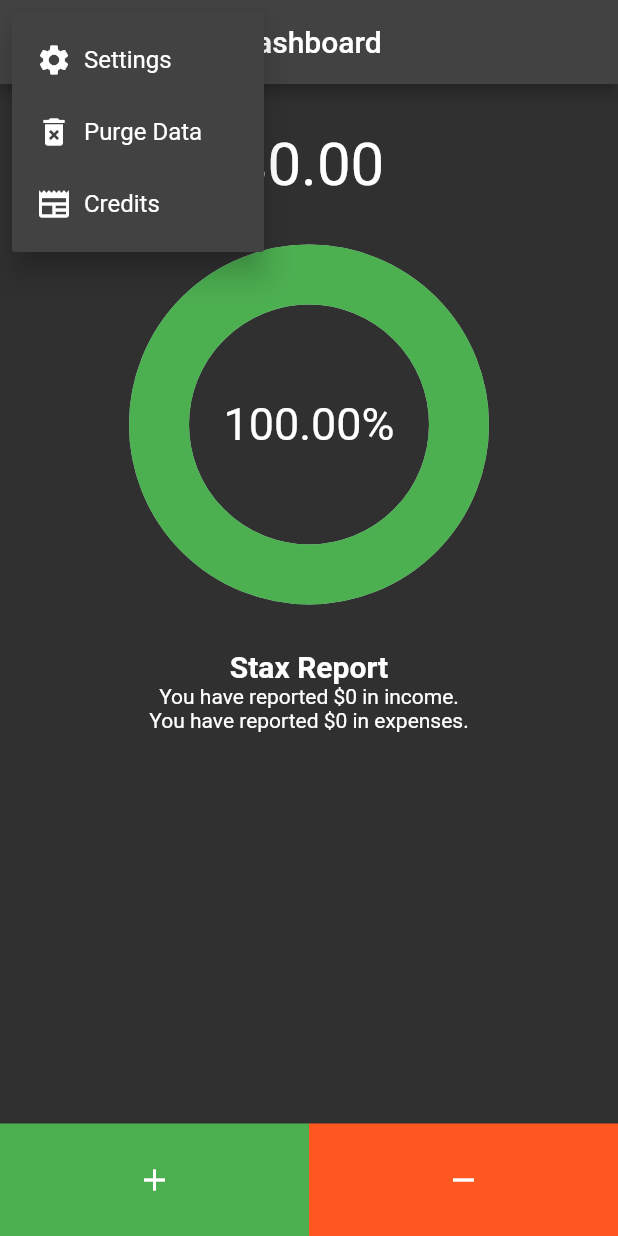
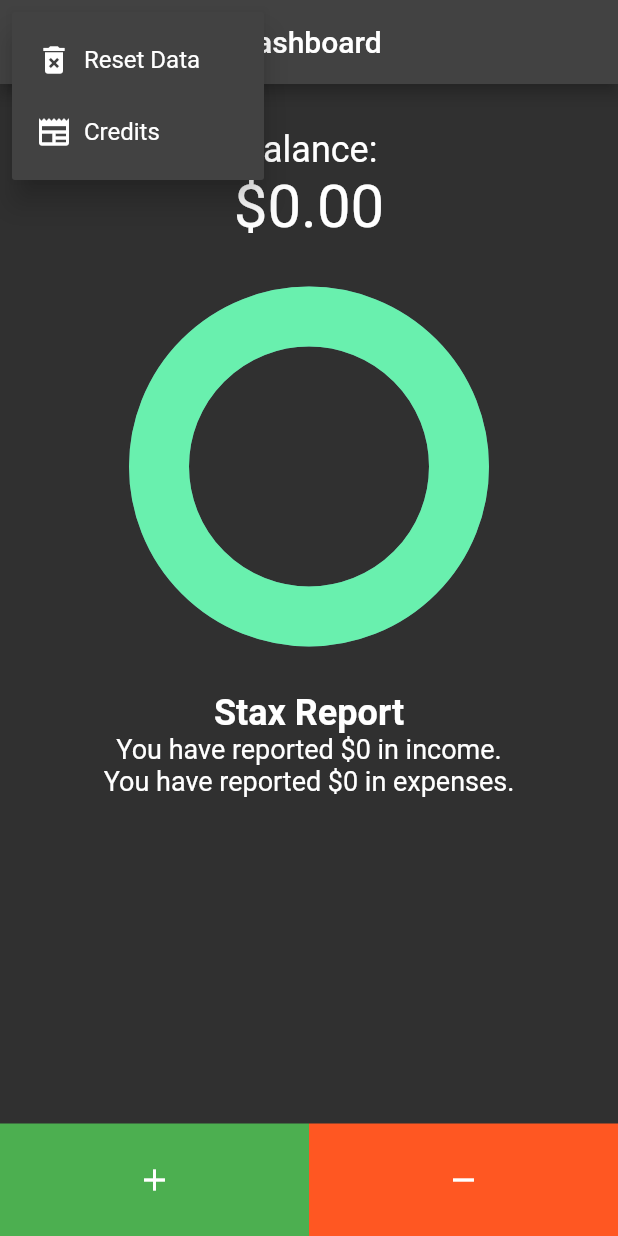
Before and after one commit to CaseyNguyen/Stax, a Flutter app: the screen it shows after launch, after a tap on the "more vert" icon, on a phone screen of 412 x 824 dp. Run offline on Flutter 3.47's test engine with Material 2 defaults, Android fonts, the light colour scheme and no system bars; drawn by our look-alikes of percent_indicator; our stand-ins replace floor, google_fonts, sqflite; missing offline and left inert: splash_screen_view; accounts and stored records are empty; generated files the repository leaves out were written again.

Commit message:
Animation added to progress indicator, and listview can now delete.

```diff
--- /dev/null
+++ b/lib/blocks/balance.dart
@@ -0,0 +1,37 @@
+import 'package:flutter/material.dart';
+
+class Balance extends StatelessWidget{
+  Balance({required this.balance, super.key});
+  double balance;
+  @override
+  Widget build(BuildContext context){
+    if (balance > 0){
+      return Column(
+          children:[
+            const Text('Balance:', style: TextStyle(color: Colors.white, fontSize: 24)),
+            Text('\$${balance.toStringAsFixed(2)}',
+              style: const TextStyle(color: Colors.greenAccent  , fontSize: 40)
+            ),
+          ]
+        );
+    }
+    else if (balance < 0){
+      return Column(
+          children:[
+            const Text('Balance:', style: TextStyle(color: Colors.white, fontSize: 24)),
+            Text('-\$${(balance*=-1).toStringAsFixed(2)}',
+              style: const TextStyle(color: Colors.redAccent, fontSize: 40),
+            )
+          ]
+      );
+    }
+    return Column(
+        children:[
+          const Text('Balance:', style: TextStyle(color: Colors.white, fontSize: 24)),
+          Text('\$${balance.toStringAsFixed(2)}',
+              style: const TextStyle(color: Colors.white, fontSize: 40)
+          ),
+        ]
+    );
+  }
+}
--- a/lib/blocks/report.dart
+++ b/lib/blocks/report.dart
@@ -11,13 +11,23 @@ class UtilizationReport extends StatelessWidget{
       children: [
         const Text('Stax Report', style: TextStyle(
           fontWeight: FontWeight.bold,
-          fontSize: 20
+          fontSize: 24
         )),
         (view[0] == 0 || view[1] == 0) ?
           Container() :
-          Text('You have used ${(myFormat.format(view[5]))}% of reported income.'),
-        Text('You have reported \$${(myFormat.format(view[0]))} in income.'),
-        Text('You have reported \$${(myFormat.format(view[1]))} in expenses.'),
+          Text('Used ${(myFormat.format(view[5]))}% of reported income.',
+          style: const TextStyle(
+              fontSize: 18
+          )),
+        Text('You have reported \$${(myFormat.format(view[0]))} in income.',
+          style: const TextStyle(
+              fontSize: 18
+          )),
+        Text('You have reported \$${(myFormat.format(view[1]))} in expenses.',
+          style: const TextStyle(
+              fontSize: 18
+          ),
+        ),
       ]
     );
   }
--- a/lib/database/operation_dao.dart
+++ b/lib/database/operation_dao.dart
@@ -22,8 +22,6 @@ abstract class MoneyDao{
   @Query('SELECT * FROM Money')
   Future<List<double>> sumIncome();
 
-  @Query('DROP TABLE IF EXISTS Money')
-  Future<void> drop();
 
   // Retrieve all expenses from the DB.
   @Query('SELECT SUM(value) FROM Money WHERE type = 1')
@@ -41,4 +39,7 @@ abstract class MoneyDao{
   // Insert an income into the DB.
   @insert
   Future<void> insertIncome(Money value);
+
+  @delete
+  Future<void> deleteTransaction(Money transaction);
 }
--- a/lib/database/view_model.dart
+++ b/lib/database/view_model.dart
@@ -64,8 +64,9 @@ class ViewModel extends ChangeNotifier{
     notifyListeners();
   }
 
-  void drop() async{
-    _db.moneyDao.drop();
+  // Delete one transaction.
+  void deleteTransaction(Money transaction) async{
+    await _db.moneyDao.deleteTransaction(transaction);
     notifyListeners();
   }
 
--- a/lib/views/list.dart
+++ b/lib/views/list.dart
@@ -11,8 +11,13 @@ import 'package:provider/provider.dart';
 
 import '../blocks/show_type.dart';
 
-class TransactionList extends StatelessWidget{
+class TransactionList extends StatefulWidget{
   const TransactionList({super.key});
+  @override
+  State<TransactionList> createState() => _TransactionListState();
+}
+
+class _TransactionListState extends State<TransactionList>{
   @override
   Widget build(BuildContext context){
     final model = context.watch<ViewModel>();
@@ -25,7 +30,8 @@ class TransactionList extends StatelessWidget{
           if (view.isEmpty) {
             return const Center(
               child: Text("You have no transactions so far.\nUse the + or - buttons to add income/expense.",
-              textAlign: TextAlign.center)
+              textAlign: TextAlign.center,
+              style: TextStyle(fontSize: 16))
             );
           } return ListView.builder(
             itemCount: view.length,
@@ -35,7 +41,9 @@ class TransactionList extends StatelessWidget{
                     title: ShowType(type: view[index].type),
                     subtitle: Text('from ${view[index].name}'),
                     trailing: Text('\$${view[index].value.toStringAsFixed(2)}'),
-                    onTap: () {},
+                    onTap: () async {
+                      model.deleteTransaction(view[index]);
+                    },
                   )
                 )
           );
--- a/lib/views/top_buttons.dart
+++ b/lib/views/top_buttons.dart
@@ -33,24 +33,13 @@ class _TopButtonState extends State<TopButton> {
         },
         itemBuilder: (BuildContext context) => <PopupMenuEntry<SampleItem>>[
           PopupMenuItem<SampleItem>(
-            value: SampleItem.itemOne,
-            child: Wrap(
-                crossAxisAlignment: WrapCrossAlignment.center,
-                children: [
-                  const Icon(Icons.settings),
-                  Container(width: 8),
-                  const Text('Settings')
-                ]
-            ),
-          ),
-          PopupMenuItem<SampleItem>(
             value: SampleItem.itemTwo,
             child: Wrap(
                 crossAxisAlignment: WrapCrossAlignment.center,
                 children: [
-                Icon(Icons.delete_forever),
+                const Icon(Icons.delete_forever),
                 Container(width: 8),
-                Text('Purge Data')
+                const Text('Reset Data')
               ]
             ),
             onTap: () {
@@ -73,9 +62,9 @@ class _TopButtonState extends State<TopButton> {
             child: Wrap(
                 crossAxisAlignment: WrapCrossAlignment.center,
                 children: [
-                  Icon(Icons.newspaper),
+                  const Icon(Icons.newspaper),
                   Container(width: 8),
-                  Text('Credits')
+                  const Text('Credits')
                 ]
             ),
             onTap: () {}
--- a/lib/views/visualizer.dart
+++ b/lib/views/visualizer.dart
@@ -10,6 +10,7 @@ import 'package:flutter/material.dart';
 import 'package:provider/provider.dart';
 import 'package:percent_indicator/percent_indicator.dart';
 
+import '../blocks/balance.dart';
 import '../blocks/report.dart';
 import '../blocks/utilization.dart';
 
@@ -33,16 +34,20 @@ class _DataVisualizerState extends State<DataVisualizer>{
                 return Column(
                 children: [
                   Container(height: 30),
-                  Text('\$${(view[2]).toStringAsFixed(2)}', style: const TextStyle(fontSize: 40)),
+                  Balance(balance: view[2]),
                   Container(height: 30),
                   Flexible(
                     child:
                       CircularPercentIndicator(
+                        animation: true,
+                        animationDuration: 500,
+                        backgroundColor: Colors.blueGrey,
                         radius: 120.0,
                         lineWidth: 40.0,
                         percent: view[4],
-                        center: Utilization(percent: view[3]),
-                        progressColor: Colors.green,
+                        center: Container(),
+                        progressColor: Colors.greenAccent,
+                        circularStrokeCap: CircularStrokeCap.butt,
                       )
                   ),
                   Container(height: 30),
--- a/lib/wrapper.dart
+++ b/lib/wrapper.dart
@@ -31,8 +31,8 @@ class _WrapperState extends State<Wrapper>{
       ),
         body: PageView(
           controller: _pageController,
-          children: const <Widget>[
-            DataVisualizer(), // Replace with the first page widget
+          children: <Widget>[
+            const DataVisualizer(), // Replace with the first page widget
             TransactionList(), // Replace with the second page widget
           ],
         ),
```
